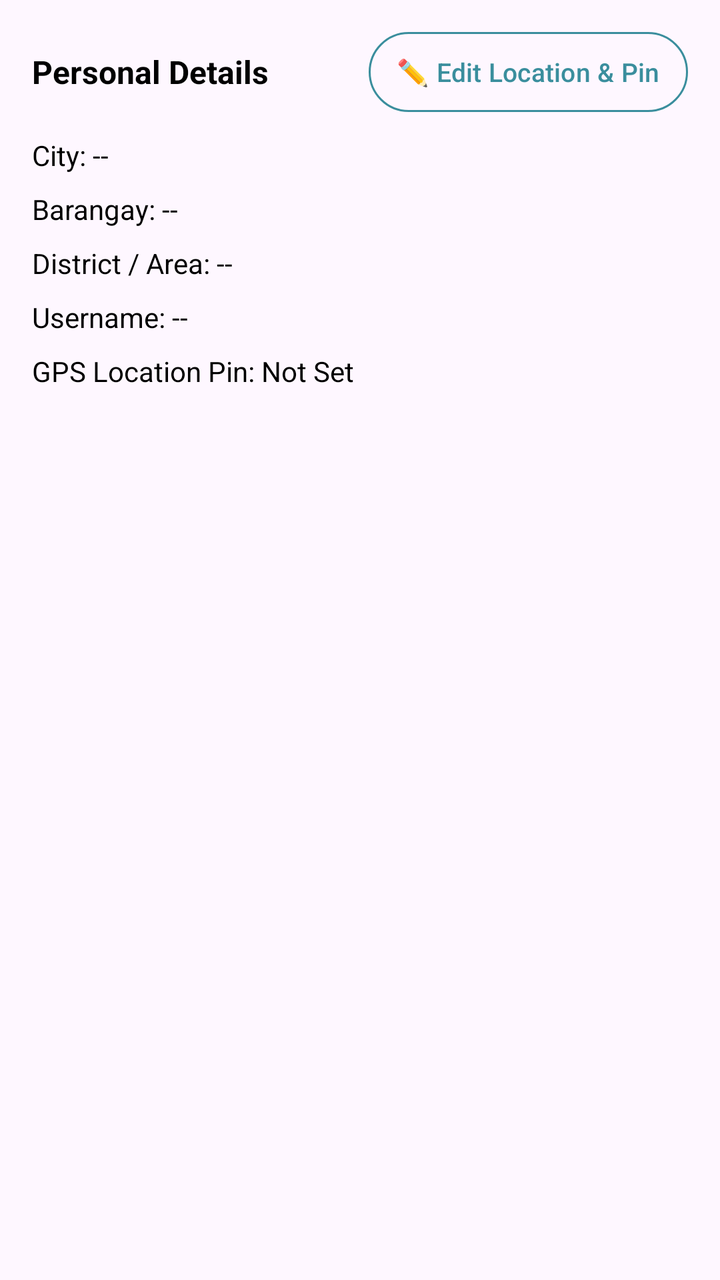
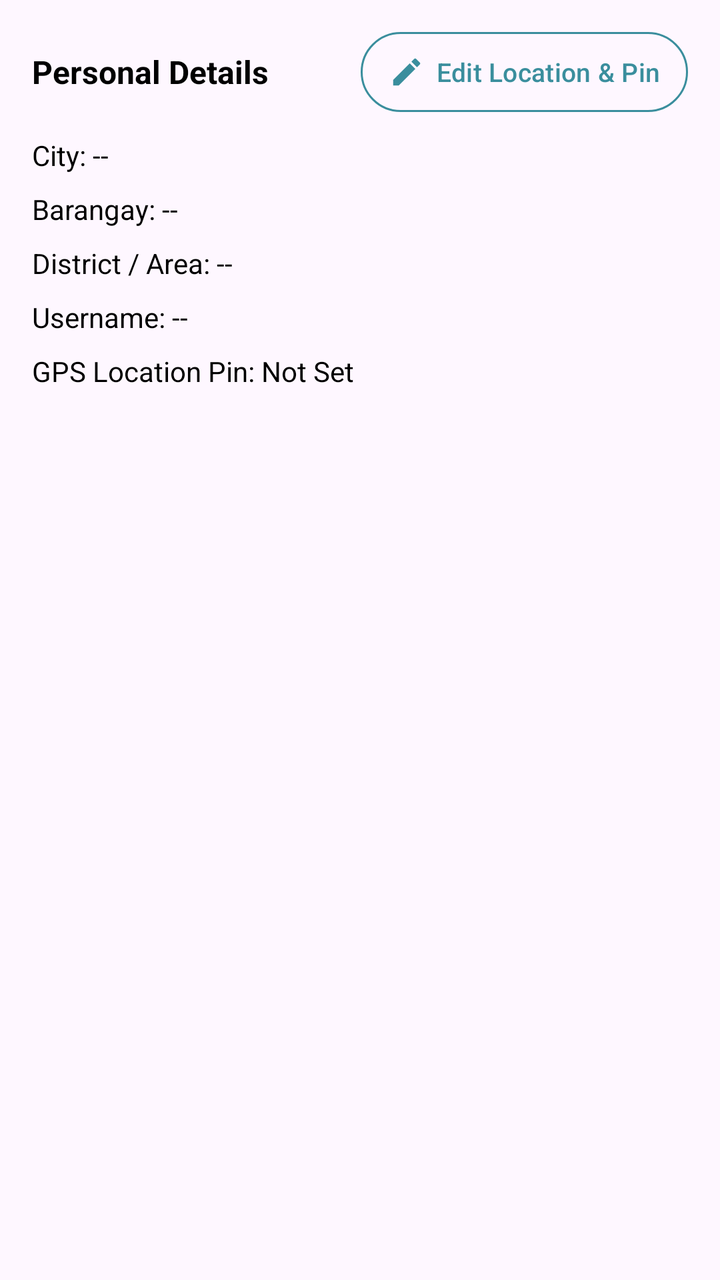

The first picture is an Android layout as it rendered before a commit; the second is the same layout after the commit. The layout source and the unified diff follow.
<!-- AndroidManifest.xml: application theme Theme.PharmaFind -->
<!-- res/layout/fragment_customer_tab_about.xml -->
<?xml version="1.0" encoding="utf-8"?>
<ScrollView xmlns:android="http://schemas.android.com/apk/res/android"
    xmlns:app="http://schemas.android.com/apk/res-auto"
    android:layout_width="match_parent"
    android:layout_height="match_parent"
    android:padding="16dp">

    <LinearLayout
        android:layout_width="match_parent"
        android:layout_height="wrap_content"
        android:orientation="vertical">

        <LinearLayout
            android:layout_width="match_parent"
            android:layout_height="wrap_content"
            android:gravity="center_vertical"
            android:orientation="horizontal">

            <TextView
                android:layout_width="0dp"
                android:layout_height="wrap_content"
                android:layout_weight="1"
                android:text="Personal Details"
                android:textColor="@color/black"
                android:textSize="16sp"
                android:textStyle="bold" />

            <com.google.android.material.button.MaterialButton
                style="@style/Widget.PharmaFind.Button.Small"
                android:id="@+id/btnEditCustomerProfile"
                android:layout_width="wrap_content"
                android:text="✏️ Edit Location &amp; Pin" />

        </LinearLayout>

        <TextView
            android:id="@+id/tvCityVal"
            android:layout_width="wrap_content"
            android:layout_height="wrap_content"
            android:layout_marginTop="12dp"
            android:text="City: --"
            android:textColor="@color/black"
            android:textSize="14sp" />

        <TextView
            android:id="@+id/tvBarangayVal"
            android:layout_width="wrap_content"
            android:layout_height="wrap_content"
            android:layout_marginTop="8dp"
            android:text="Barangay: --"
            android:textColor="@color/black"
            android:textSize="14sp" />

        <TextView
            android:id="@+id/tvDistrictVal"
            android:layout_width="wrap_content"
            android:layout_height="wrap_content"
            android:layout_marginTop="8dp"
            android:text="District / Area: --"
            android:textColor="@color/black"
            android:textSize="14sp" />

        <TextView
            android:id="@+id/tvUsernameVal"
            android:layout_width="wrap_content"
            android:layout_height="wrap_content"
            android:layout_marginTop="8dp"
            android:text="Username: --"
            android:textColor="@color/black"
            android:textSize="14sp" />

        <TextView
            android:id="@+id/tvCustomerGpsVal"
            android:layout_width="wrap_content"
            android:layout_height="wrap_content"
            android:layout_marginTop="8dp"
            android:text="GPS Location Pin: Not Set"
            android:textColor="@color/black"
            android:textSize="14sp" />

    </LinearLayout>
</ScrollView>
<!-- resources referenced by this layout -->
<resources>
  <color name="black">#FF000000</color>
  <style name="Widget.PharmaFind.Button.Small" parent="Widget.Material3.Button.OutlinedButton">
          <item name="android:layout_height">40dp</item>
          <item name="android:insetTop">0dp</item>
          <item name="android:insetBottom">0dp</item>
          <item name="android:paddingStart">14dp</item>
          <item name="android:paddingEnd">14dp</item>
          <item name="cornerRadius">20dp</item>
          <item name="strokeColor">@color/primary_teal</item>
          <item name="android:textColor">@color/primary_teal</item>
          <item name="android:textSize">13sp</item>
          <item name="android:textAllCaps">false</item>
      </style>
  <style name="Theme.PharmaFind" parent="Base.Theme.PharmaFind">
          <item name="colorPrimary">@color/primary_teal</item>
          <item name="colorOnPrimary">@color/white</item>
          <item name="colorPrimaryContainer">@color/teal_container</item>
          <item name="colorOnPrimaryContainer">@color/primary_dark</item>
          <item name="colorSecondary">@color/primary_teal</item>
          <item name="colorOnSecondary">@color/white</item>
          <item name="colorSecondaryContainer">@color/teal_container</item>
          <item name="colorOnSecondaryContainer">@color/primary_dark</item>
          <item name="colorSurface">@color/white</item>
          <item name="colorOnSurface">@color/on_surface</item>
          <item name="colorSurfaceVariant">@color/surface_variant</item>
          <item name="colorOnSurfaceVariant">@color/on_surface_variant</item>
          <item name="colorOutline">@color/outline</item>
          <item name="colorSurfaceContainerLowest">@color/white</item>
          <item name="colorSurfaceContainerLow">@color/surface_container_low</item>
          <item name="colorSurfaceContainer">@color/surface_container</item>
          <item name="colorSurfaceContainerHigh">@color/surface_container_high</item>
          <item name="colorSurfaceContainerHighest">@color/surface_container_highest</item>
          
          <item name="elevationOverlayEnabled">false</item>
      </style>
  <color name="primary_teal">#3A8E9D</color>
  <style name="Base.Theme.PharmaFind" parent="Theme.Material3.Light.NoActionBar">
          <item name="android:forceDarkAllowed" tools:targetApi="q">false</item>
          
          
      </style>
  <color name="white">#FFFFFFFF</color>
  <color name="teal_container">#D6EEF1</color>
  <color name="primary_dark">#1F6371</color>
  <color name="on_surface">#1B1F21</color>
  <color name="surface_variant">#E3EBEC</color>
  <color name="on_surface_variant">#3F484A</color>
  <color name="outline">#6F797A</color>
  <color name="surface_container_low">#F4F8F8</color>
  <color name="surface_container">#EEF3F4</color>
  <color name="surface_container_high">#E8EEEF</color>
  <color name="surface_container_highest">#E2E9EA</color>
</resources>

<!-- the commit's change to res/layout/fragment_customer_tab_about.xml (unified diff, before → after) -->
@@ -29,7 +29,8 @@
                 style="@style/Widget.PharmaFind.Button.Small"
                 android:id="@+id/btnEditCustomerProfile"
                 android:layout_width="wrap_content"
-                android:text="✏️ Edit Location &amp; Pin" />
+                app:icon="@drawable/ic_edit"
+                android:text="Edit Location &amp; Pin" />
 
         </LinearLayout>
 
<!-- resource entries referenced after the edit -->
@@ -1,7 +1,21 @@
 <!-- resources referenced by this layout -->
 <resources>
   <color name="black">#FF000000</color>
+  <!-- drawable ic_edit (drawable) -->
+  <?xml version="1.0" encoding="utf-8"?>
+  <vector xmlns:android="http://schemas.android.com/apk/res/android"
+      android:width="24dp"
+      android:height="24dp"
+      android:viewportWidth="24"
+      android:viewportHeight="24">
+      <path
+          android:fillColor="#FF000000"
+          android:pathData="M3,17.25V21h3.75L17.81,9.94l-3.75,-3.75L3,17.25zM20.71,7.04c0.39,-0.39 0.39,-1.02 0,-1.41l-2.34,-2.34c-0.39,-0.39 -1.02,-0.39 -1.41,0l-1.83,1.83 3.75,3.75 1.83,-1.83z" />
+  </vector>
   <style name="Widget.PharmaFind.Button.Small" parent="Widget.Material3.Button.OutlinedButton">
+          <item name="iconGravity">textStart</item>
+          <item name="iconSize">18dp</item>
+          <item name="iconPadding">6dp</item>
           <item name="android:layout_height">40dp</item>
           <item name="android:insetTop">0dp</item>
           <item name="android:insetBottom">0dp</item>
